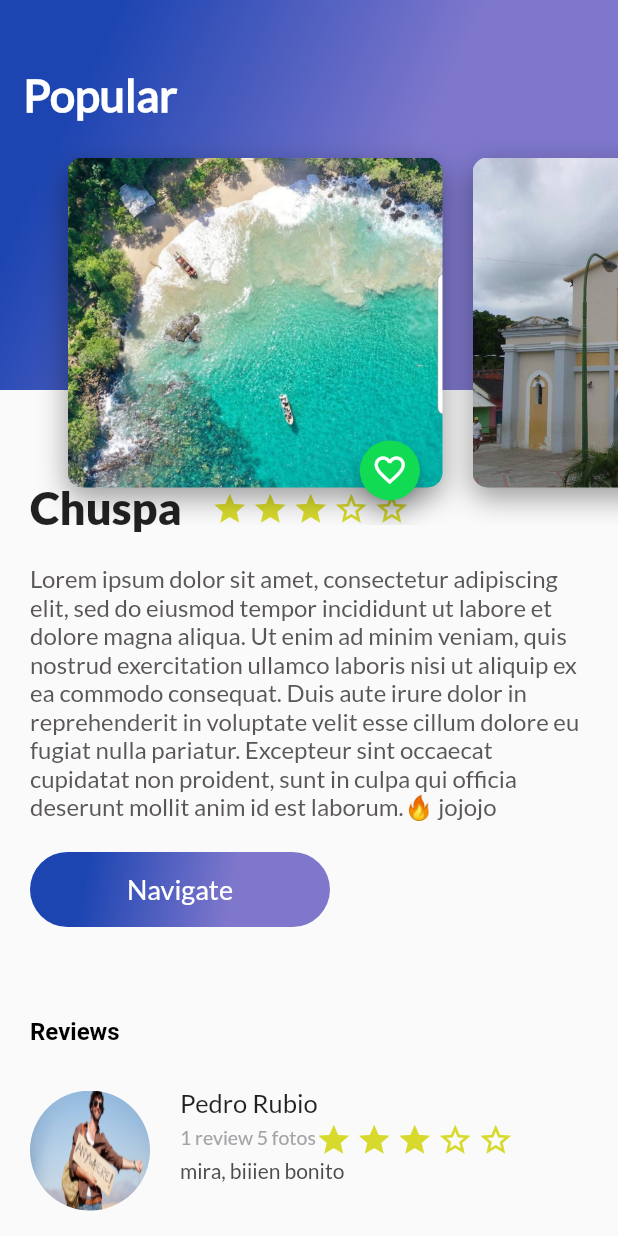
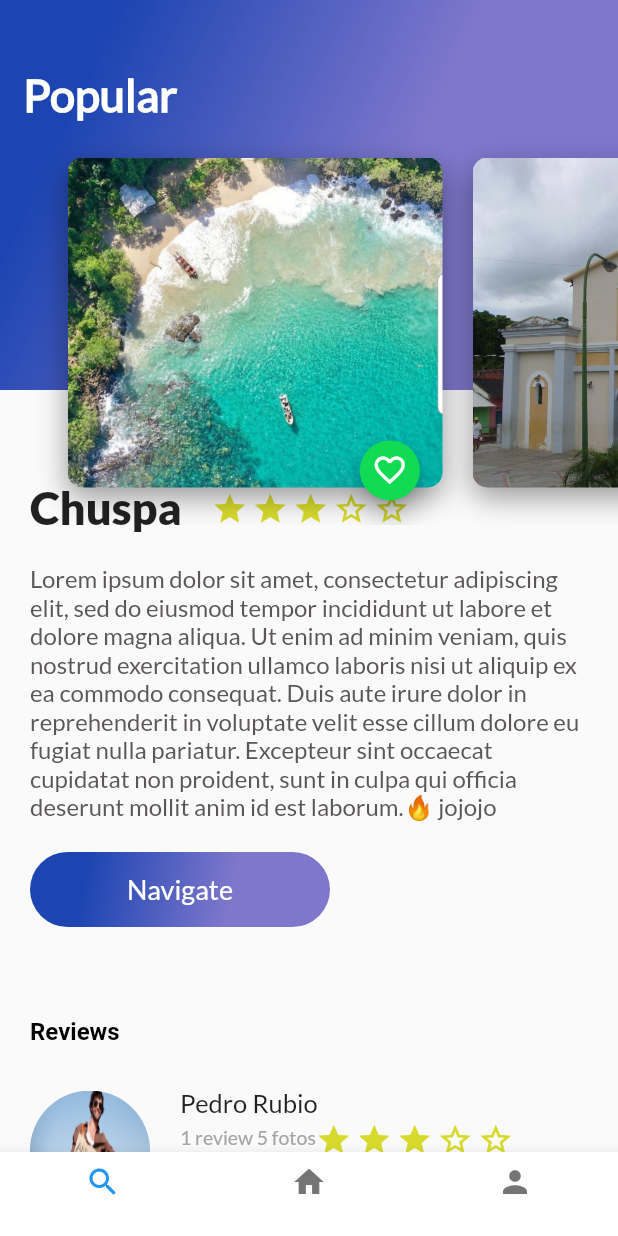
Before and after one commit to j-avila/platzi_flutter, a Flutter app: the screen it shows after launch, on a phone screen of 412 x 824 dp. Run offline on Flutter 3.47's test engine with Material 2 defaults, Android fonts, the phone set to English and light mode, and no system bars.

Commit message:
added bottom navigation

```diff
--- a/lib/button.dart
+++ b/lib/button.dart
@@ -1,3 +1,5 @@
+// ignore_for_file: must_be_immutable
+
 import 'package:flutter/material.dart';
 
 class MainButton extends StatelessWidget {
--- a/lib/main.dart
+++ b/lib/main.dart
@@ -1,9 +1,7 @@
 import 'package:flutter/material.dart';
 import 'package:flutter/services.dart';
 //widgets
-import 'package:flutter_application_1/description_place.dart';
-import 'package:flutter_application_1/header_app.dart';
-import 'package:flutter_application_1/review_list.dart';
+import 'package:flutter_application_1/trip_detail.dart';
 
 void main() {
   SystemChrome.setSystemUIOverlayStyle(const SystemUiOverlayStyle(
@@ -56,9 +54,6 @@ class MyHomePage extends StatefulWidget {
 }
 
 class _MyHomePageState extends State<MyHomePage> {
-  String descriptionDummy =
-      "Lorem ipsum dolor sit amet, consectetur adipiscing elit, sed do eiusmod tempor incididunt ut labore et dolore magna aliqua. Ut enim ad minim veniam, quis nostrud exercitation ullamco laboris nisi ut aliquip ex ea commodo consequat. Duis aute irure dolor in reprehenderit in voluptate velit esse cillum dolore eu fugiat nulla pariatur. Excepteur sint occaecat cupidatat non proident, sunt in culpa qui officia deserunt mollit anim id est laborum.🔥 jojojo";
-
   @override
   Widget build(BuildContext context) {
     // This method is rerun every time setState is called, for instance as done
@@ -67,23 +62,6 @@ class _MyHomePageState extends State<MyHomePage> {
     // The Flutter framework has been optimized to make rerunning build methods
     // fast, so that you can just rebuild anything that needs updating rather
     // than having to individually change instances of widgets.
-    return Scaffold(
-      // appBar: AppBar(
-      //   // Here we take the value from the MyHomePage object that was created by
-      //   // the App.build method, and use it to set our appbar title.
-      //   title: Text(widget.title),
-      // ),
-      body: Stack(
-        children: <Widget>[
-          ListView(
-            children: [
-              DescriptionPalce("Chuspa", 3, descriptionDummy),
-              ReviewList()
-            ],
-          ),
-          const HeaderApp()
-        ],
-      ),
-    );
+    return TripDetail();
   }
 }
--- /dev/null
+++ b/lib/trip_detail.dart
@@ -0,0 +1,41 @@
+import 'package:flutter/material.dart';
+import 'package:flutter_application_1/description_place.dart';
+import 'package:flutter_application_1/header_app.dart';
+import 'package:flutter_application_1/review_list.dart';
+
+class TripDetail extends StatelessWidget {
+  String descriptionDummy =
+      "Lorem ipsum dolor sit amet, consectetur adipiscing elit, sed do eiusmod tempor incididunt ut labore et dolore magna aliqua. Ut enim ad minim veniam, quis nostrud exercitation ullamco laboris nisi ut aliquip ex ea commodo consequat. Duis aute irure dolor in reprehenderit in voluptate velit esse cillum dolore eu fugiat nulla pariatur. Excepteur sint occaecat cupidatat non proident, sunt in culpa qui officia deserunt mollit anim id est laborum.🔥 jojojo";
+  TripDetail({super.key});
+
+  @override
+  Widget build(BuildContext context) {
+    return Scaffold(
+      // appBar: AppBar(
+      //   // Here we take the value from the MyHomePage object that was created by
+      //   // the App.build method, and use it to set our appbar title.
+      //   title: Text(widget.title),
+      // ),
+      bottomNavigationBar: Theme(
+        data: Theme.of(context)
+            .copyWith(canvasColor: Colors.white, primaryColor: Colors.purple),
+        child: BottomNavigationBar(items: const [
+          BottomNavigationBarItem(icon: Icon(Icons.search), label: ""),
+          BottomNavigationBarItem(icon: Icon(Icons.home), label: ""),
+          BottomNavigationBarItem(icon: Icon(Icons.person), label: "")
+        ]),
+      ),
+      body: Stack(
+        children: <Widget>[
+          ListView(
+            children: [
+              DescriptionPalce("Chuspa", 3, descriptionDummy),
+              ReviewList()
+            ],
+          ),
+          const HeaderApp()
+        ],
+      ),
+    );
+  }
+}
```
